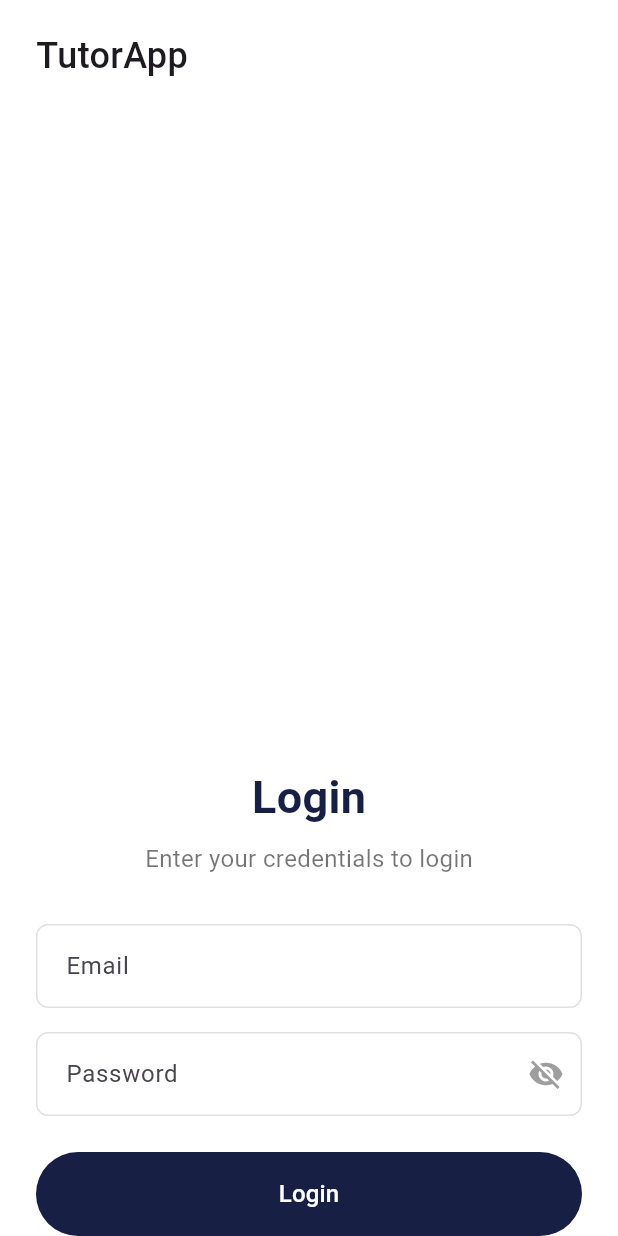
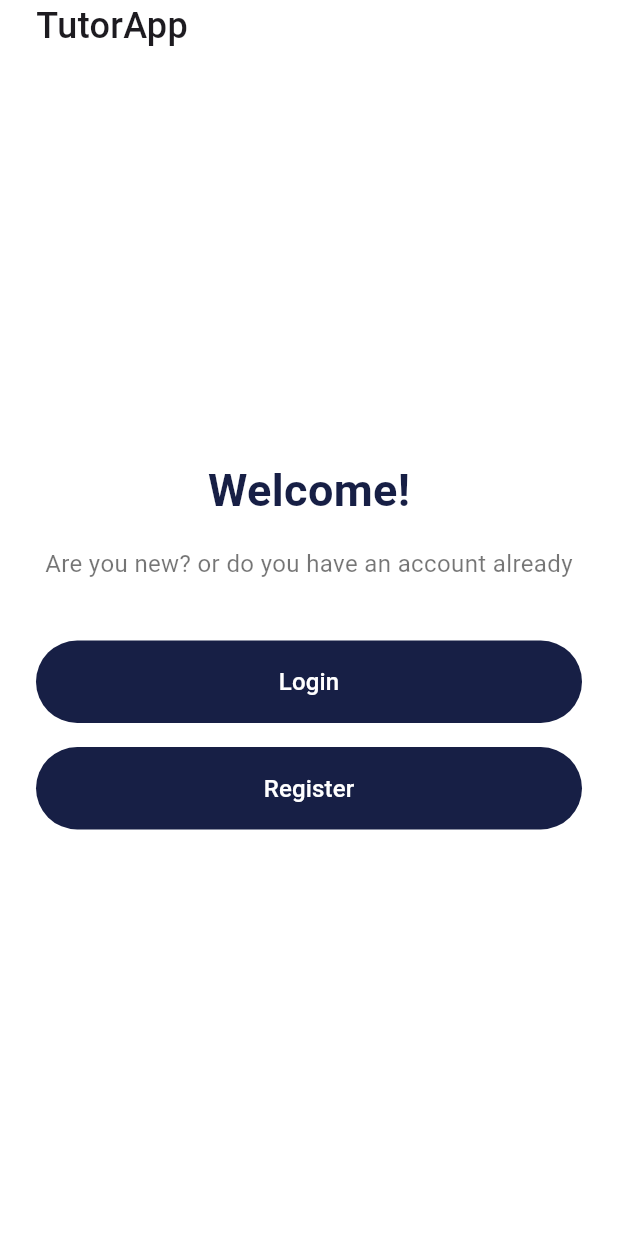
Before and after one commit to ISIS3510-2025-10-Grupo34/Dart-app, a Flutter app: the screen it shows after launch, on a phone screen of 412 x 824 dp. Run offline on Flutter 3.47's test engine with Material 3 defaults, Android fonts, the phone set to English and light mode, and no system bars; our stand-ins replace flutter_dotenv, flutter_rating_bar, flutter_secure_storage, font_awesome_flutter, image_picker.

Commit message:
Login Completed

```diff
--- a/tutor_app/lib/main.dart
+++ b/tutor_app/lib/main.dart
@@ -1,8 +1,5 @@
-// lib/main.dart
-
 import 'package:flutter/material.dart';
-import 'screens/sign_in_screen.dart';
-import 'screens/login_screen.dart';
+import 'screens/welcome_screen.dart';
 import 'utils/env_config.dart';
 
 void main() async {
@@ -25,7 +22,7 @@ class TutorApp extends StatelessWidget {
         primarySwatch: Colors.blue,
         visualDensity: VisualDensity.adaptivePlatformDensity,
       ),
-      home: const LoginScreen(),
+      home: const WelcomeScreen(),
     );
   }
 }
--- /dev/null
+++ b/tutor_app/lib/screens/welcome_screen.dart
@@ -0,0 +1,127 @@
+import 'package:flutter/material.dart';
+import 'login_screen.dart';
+import 'sign_in_screen.dart';
+
+class WelcomeScreen extends StatelessWidget {
+  const WelcomeScreen({super.key});
+
+  @override
+  Widget build(BuildContext context) {
+    return Scaffold(
+      backgroundColor: Colors.white,
+      body: SafeArea(
+        child: Padding(
+          padding: const EdgeInsets.symmetric(horizontal: 24.0),
+          child: Column(
+            crossAxisAlignment: CrossAxisAlignment.start,
+            children: [
+              // TutorApp logo in the top-left corner
+              const Text(
+                "TutorApp",
+                style: TextStyle(
+                  fontSize: 24,
+                  fontWeight: FontWeight.w500,
+                ),
+              ),
+
+              Expanded(
+                child: Center(
+                  child: Column(
+                    mainAxisAlignment: MainAxisAlignment.center,
+                    crossAxisAlignment: CrossAxisAlignment.center,
+                    children: [
+                      const Text(
+                        "Welcome!",
+                        style: TextStyle(
+                          fontSize: 30,
+                          fontWeight: FontWeight.w700,
+                          color: Color(0xFF171F45),
+                        ),
+                      ),
+
+                      const SizedBox(height: 16),
+
+                      const Text(
+                        "Are you new? or do you have an account already",
+                        textAlign: TextAlign.center,
+                        style: TextStyle(
+                          fontSize: 16,
+                          fontWeight: FontWeight.w400,
+                          color: Colors.black54,
+                        ),
+                      ),
+
+                      const SizedBox(height: 40),
+
+                      // Login Button
+                      SizedBox(
+                        width: double.infinity,
+                        child: ElevatedButton(
+                          onPressed: () {
+                            Navigator.push(
+                              context,
+                              MaterialPageRoute(
+                                  builder: (context) => const LoginScreen()),
+                            );
+                          },
+                          style: ElevatedButton.styleFrom(
+                            backgroundColor: const Color(0xFF171F45),
+                            foregroundColor: Colors.white,
+                            padding: const EdgeInsets.symmetric(vertical: 16),
+                            shape: RoundedRectangleBorder(
+                              borderRadius: BorderRadius.circular(28),
+                            ),
+                            elevation: 0,
+                          ),
+                          child: const Text(
+                            "Login",
+                            style: TextStyle(
+                              fontSize: 16,
+                              fontWeight: FontWeight.w500,
+                            ),
+                          ),
+                        ),
+                      ),
+
+                      const SizedBox(height: 16),
+
+                      // Register Button
+                      SizedBox(
+                        width: double.infinity,
+                        child: ElevatedButton(
+                          onPressed: () {
+                            Navigator.push(
+                              context,
+                              MaterialPageRoute(
+                                  builder: (context) => const SignInScreen()),
+                            );
+                          },
+                          style: ElevatedButton.styleFrom(
+                            backgroundColor: const Color(0xFF171F45),
+                            foregroundColor: Colors.white,
+                            padding: const EdgeInsets.symmetric(vertical: 16),
+                            shape: RoundedRectangleBorder(
+                              borderRadius: BorderRadius.circular(28),
+                            ),
+                            elevation: 0,
+                          ),
+                          child: const Text(
+                            "Register",
+                            style: TextStyle(
+                              fontSize: 16,
+                              fontWeight: FontWeight.w500,
+                            ),
+                          ),
+                        ),
+                      ),
+                    ],
+                  ),
+                ),
+              ),
+            ],
+          ),
+        ),
+      ),
+    );
+  }
+}
--- a/tutor_app/lib/services/user_service.dart
+++ b/tutor_app/lib/services/user_service.dart
@@ -75,8 +75,11 @@ class UserService {
 
       if (response.statusCode == 200) {
         final responseData = jsonDecode(response.body);
+        if (responseData.containsKey('id')) {
+          _currentUser.id = responseData['id'] ?? _currentUser.id;
+          _currentUser.email = responseData['email'] ?? _currentUser.email;
+        }
         final token = responseData['token'];
-
         await _secureStorage.write(key: 'auth_token', value: token);
 
         Navigator.pushReplacement(
```
Also changed, not shown: tutor_app/lib/models/user_model.dart (+9 -0 lines), tutor_app/lib/screens/login_screen.dart (+7 -39 lines), tutor_app/lib/screens/student_sign_in_screen.dart (+0 -48 lines).
